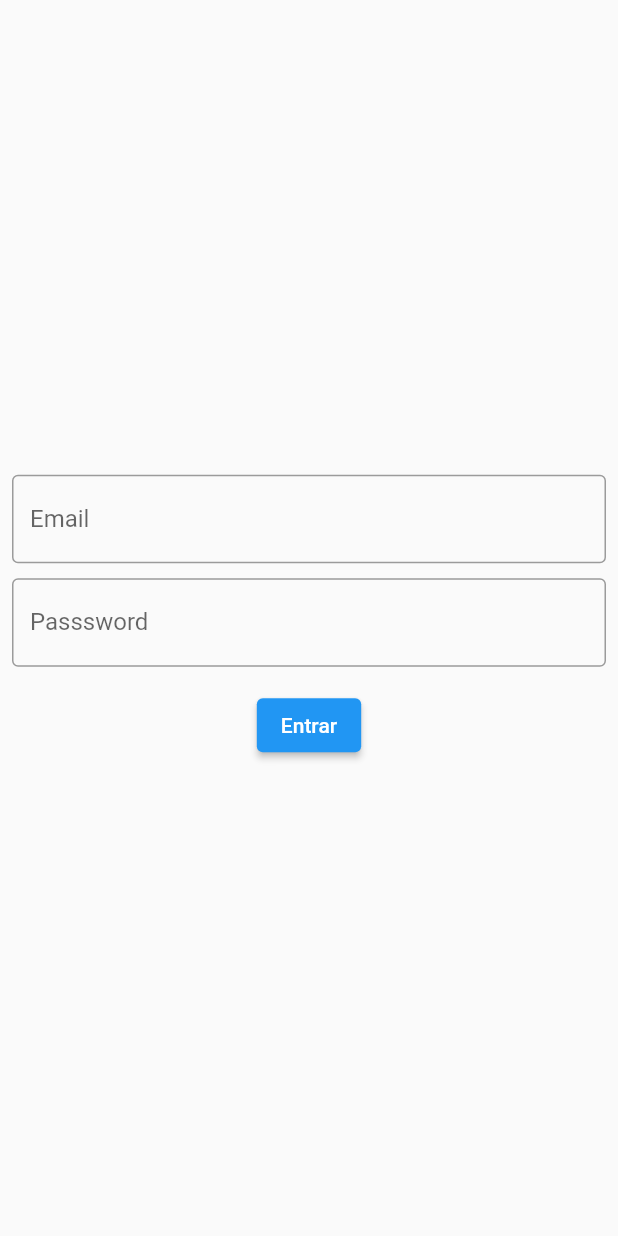
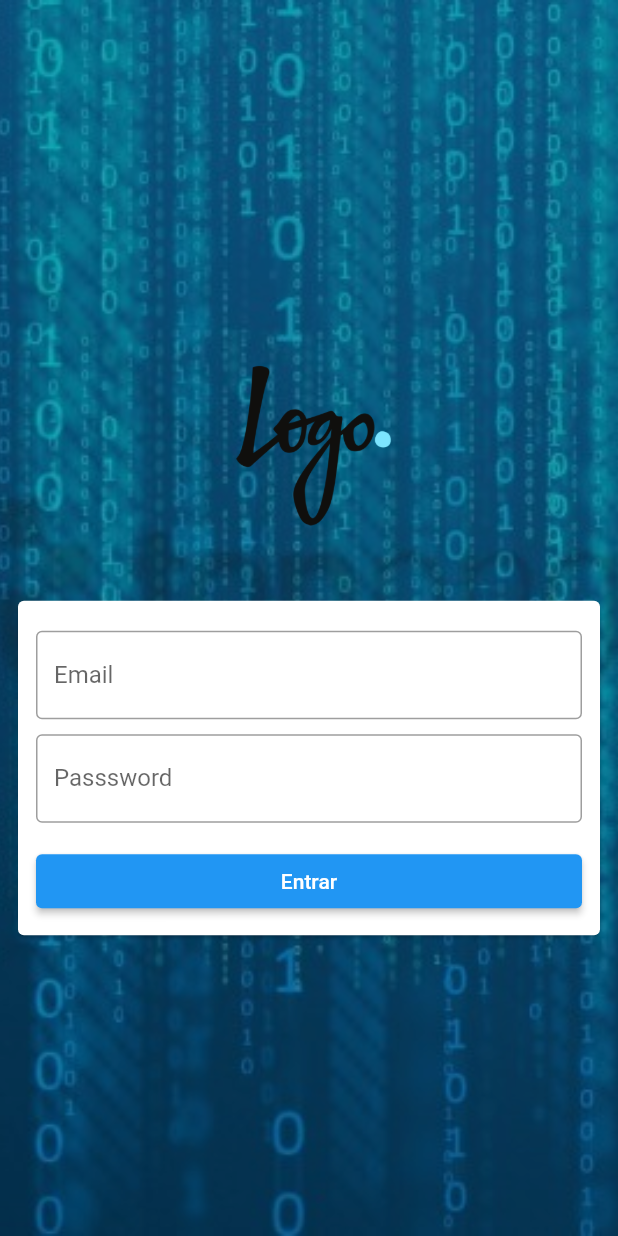
Before and after one commit to marciovbrazil/ola_mundo, a Flutter app: the screen it shows after launch, after a tap on "Entrar", on a phone screen of 412 x 824 dp. Run offline on Flutter 3.47's test engine with Material 2 defaults, Android fonts, the phone set to English and light mode, and no system bars.

Commit message:
Login Bonito e Rotas

```diff
--- a/lib/app_widget.dart
+++ b/lib/app_widget.dart
@@ -16,7 +16,11 @@ class AppWidget extends StatelessWidget {
                     brightness: AppController.instance.isDarkThemme ? Brightness.dark : Brightness.light
                     ),
                     debugShowCheckedModeBanner: false,
-                  home: LoginPage()
+                  initialRoute: '/',
+                  routes: {
+                    '/': (context) => LoginPage(),
+                    '/home': (context) => HomePage(),
+                  },
                 );
       });
   }
--- a/lib/login_page.dart
+++ b/lib/login_page.dart
@@ -12,10 +12,8 @@ class _LoginPageState extends State<LoginPage> {
   String email = '';
   String password = '';
 
-  @override
-  Widget build(BuildContext context) {
-    return Scaffold(
-      body: SingleChildScrollView(
+  Widget _body() {
+    return SingleChildScrollView(
         child: SizedBox(
           width: MediaQuery.of(context).size.width,
           height: MediaQuery.of(context).size.height,
@@ -23,6 +21,16 @@ class _LoginPageState extends State<LoginPage> {
             padding: const EdgeInsets.all(8.0),
             child: Column(
               mainAxisAlignment: MainAxisAlignment.center,
+              children: [
+                Container(
+                  width: 200,
+                  height: 200,
+                  child: Image.asset('assets/images/logo.png'),
+                ),
+                Card(
+                  child: Padding(
+                    padding: const EdgeInsets.only(left: 12, right: 12, top: 20, bottom: 12),
+                    child: Column(
                       children: [
                         TextField(
                           onChanged: (text) {
@@ -49,19 +57,41 @@ class _LoginPageState extends State<LoginPage> {
                         ElevatedButton(
                           onPressed: () {
                             if ((email == 'marcio') &&  (password == '123')) {
-                      Navigator.of(context).pushReplacement(
-                          MaterialPageRoute(
-                            builder: (context) => HomePage())
-                      );
+                              Navigator.of(context).pushReplacementNamed('/home');
                             }
                           },
-                  child: Text('Entrar')
+                          child: Container(
+                            width: double.infinity,
+                            child: Text(
+                                  'Entrar',
+                                  textAlign: TextAlign.center,
+                                )
+                          )
+                          ),
+                      ],
+                    ),
+                  ),
                 ),
               ],),
           ),
         ),
+      );
+  }
+
+  @override
+  Widget build(BuildContext context) {
+    return Scaffold(
+      body: Stack(
+        children: [
+          SizedBox(
+            height: MediaQuery.of(context).size.height,
+            child: Image.asset('assets/images/background.jpg', fit: BoxFit.cover,)),
+          Container(
+            color: Colors.black.withOpacity(0.3),
           ),
-
+          _body(),
+        ],
+      ),
     );
   }
 }
--- a/pubspec.yaml
+++ b/pubspec.yaml
@@ -45,9 +45,9 @@ flutter:
   uses-material-design: true
 
   # To add assets to your application, add an assets section, like this:
-  # assets:
-  #   - images/a_dot_burr.jpeg
-  #   - images/a_dot_ham.jpeg
+  assets:
+     - assets/images/logo.png
+     - assets/images/background.jpg
 
   # An image asset can refer to one or more resolution-specific "variants", see
   # https://flutter.dev/assets-and-images/#resolution-aware.
```
Also changed, not shown: assets/images/background.jpg (added), assets/images/logo.png (added). Lines whose indentation alone changed are shown as unchanged.
